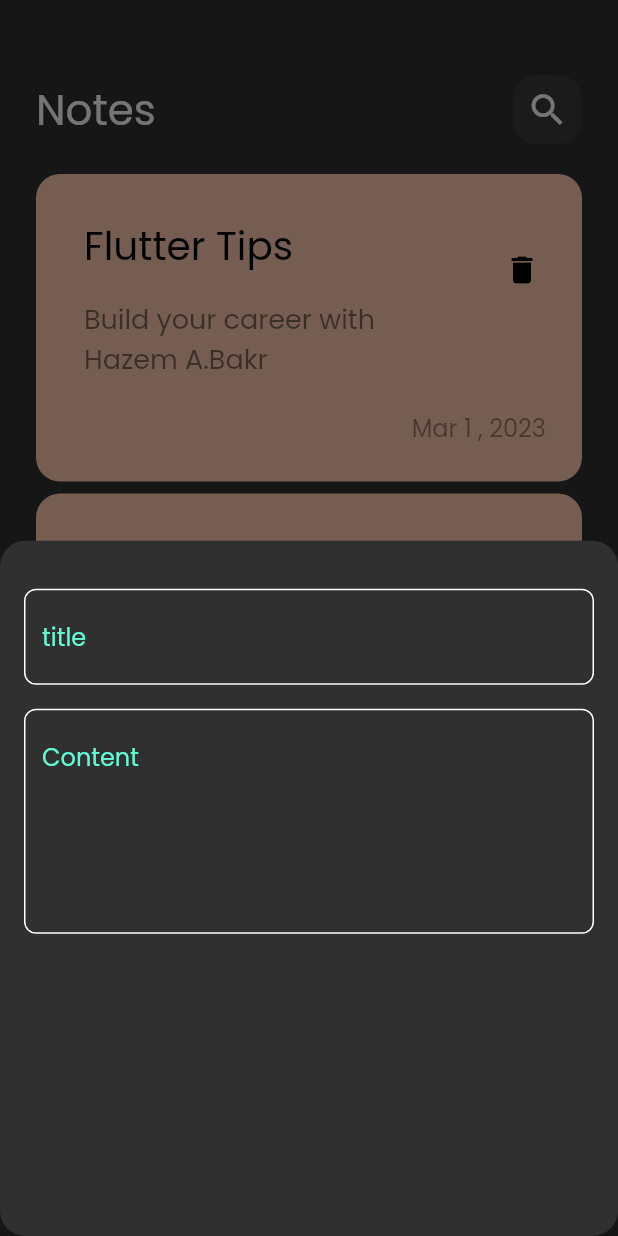
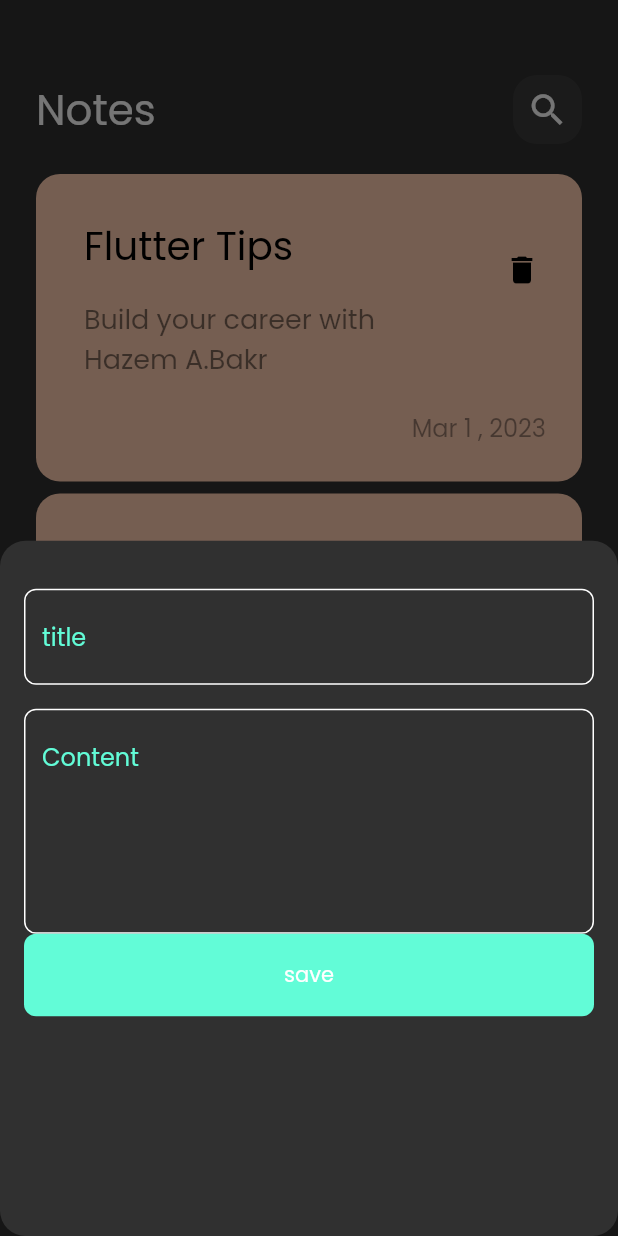
Before and after one commit to Hazem12Bakr/first_flutter_project, a Flutter app: the screen it shows after launch, after a tap on the "add" icon, on a phone screen of 412 x 824 dp. Run offline on Flutter 3.47's test engine with Material 2 defaults, Android fonts, the phone set to English and light mode, and no system bars.

Commit message:
creating a button in the in the buttonsheet

```diff
--- a/lib/views/widgets/add_note_buttomsheet.dart
+++ b/lib/views/widgets/add_note_buttomsheet.dart
@@ -1,4 +1,5 @@
 import 'package:flutter/material.dart';
+import 'package:flutter_application_1/views/widgets/cinstance.dart';
 import 'package:flutter_application_1/views/widgets/custom_text_field.dart';
 
 class AddNoteButtomSheet extends StatelessWidget {
@@ -23,8 +24,26 @@ class AddNoteButtomSheet extends StatelessWidget {
             hint: 'Content',
             maxlines: 5,
           ),
+          CustomButton(),
         ],
       ),
     );
   }
 }
+
+class CustomButton extends StatelessWidget {
+  const CustomButton({super.key});
+
+  @override
+  Widget build(BuildContext context) {
+    return Container(
+      width: MediaQuery.of(context).size.width,
+      height: 55,
+      decoration: BoxDecoration(
+          color: kPrimaryColor, borderRadius: BorderRadius.circular(8)),
+      child: const Center(
+        child: Text('save'),
+      ),
+    );
+  }
+}
```
